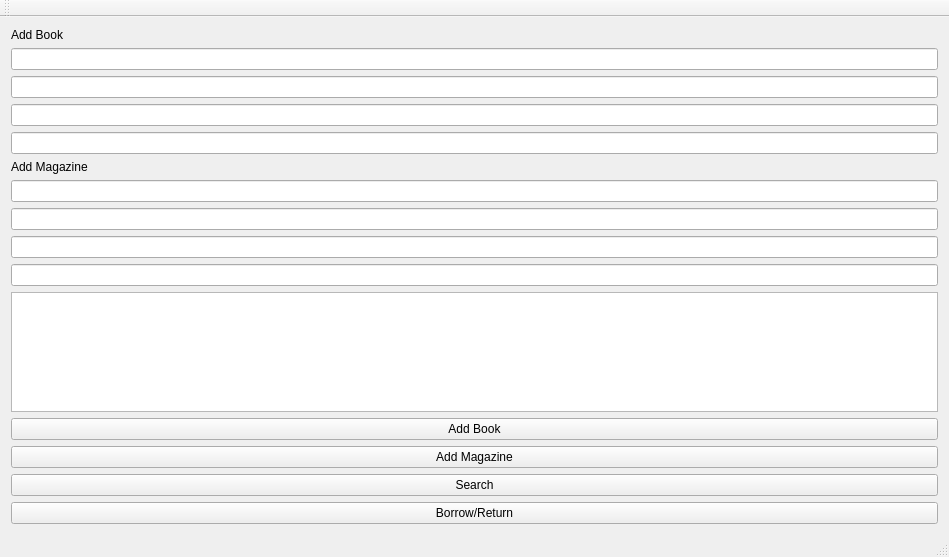
Qt form LibraryManagementSystem/mainwindow.ui (lramovha/LibraryManagementSystem_part2) before a commit.
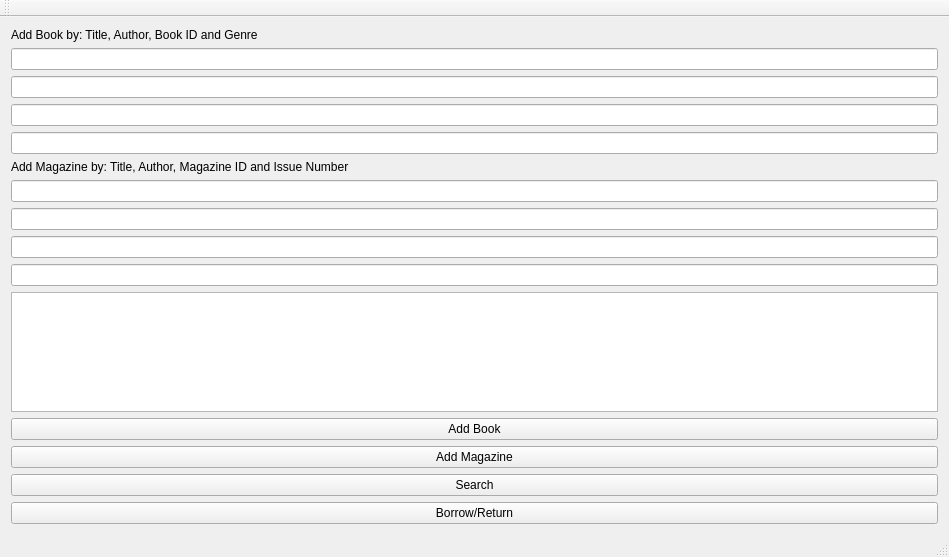
The same form after that commit.

```diff
--- a/LibraryManagementSystem/mainwindow.ui
+++ b/LibraryManagementSystem/mainwindow.ui
@@ -23,7 +23,7 @@
       <item>
        <widget class="QLabel" name="label">
         <property name="text">
-         <string>Add Book</string>
+         <string>Add Book by: Title, Author, Book ID and Genre</string>
         </property>
        </widget>
       </item>
@@ -42,7 +42,7 @@
       <item>
        <widget class="QLabel" name="label_2">
         <property name="text">
-         <string>Add Magazine</string>
+         <string>Add Magazine by: Title, Author, Magazine ID and Issue Number</string>
         </property>
        </widget>
       </item>
```
